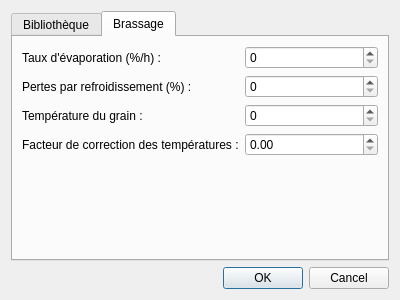
Before: the Qt Designer form preferences.ui in 314r/joliebulle, drawn with Qt 5.
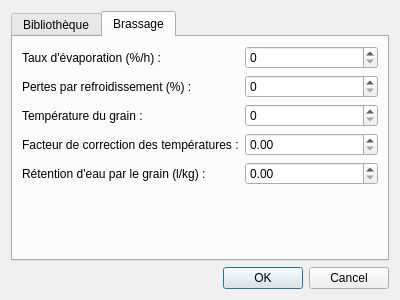
After: the same form once the commit is applied.

```diff
--- a/preferences.ui
+++ b/preferences.ui
@@ -117,6 +117,16 @@
          <item row="3" column="1">
           <widget class="QDoubleSpinBox" name="doubleSpinBoxFudgeFactor"/>
          </item>
+         <item row="4" column="0">
+          <widget class="QLabel" name="label_6">
+           <property name="text">
+            <string>Rétention d'eau par le grain (l/kg) :</string>
+           </property>
+          </widget>
+         </item>
+         <item row="4" column="1">
+          <widget class="QDoubleSpinBox" name="doubleSpinBoxGrainRetention"/>
+         </item>
         </layout>
        </item>
       </layout>
```
